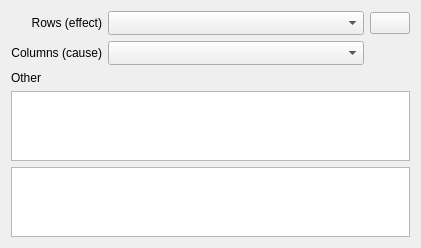
Before: the Qt Designer form copasi/UI/CQArrayAnnotationsWidget.ui in copasi/COPASI, drawn with Qt 5.
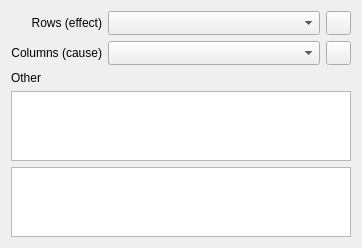
After: the same form once the commit is applied. Icons and pictures are not drawn. Custom widgets are drawn as their Qt base class.

Commit message: Fixed Bug 2181. Sorting of the CQArrayAnnotationWidget is now controllable. Additionally the vertical header is correctly sorted and sorting can be undone with a reset button.

What changed in the file:
```diff
--- a/copasi/UI/CQArrayAnnotationsWidget.ui
+++ b/copasi/UI/CQArrayAnnotationsWidget.ui
@@ -12,15 +12,15 @@
    <rect>
     <x>0</x>
     <y>0</y>
-    <width>421</width>
-    <height>218</height>
+    <width>362</width>
+    <height>241</height>
    </rect>
   </property>
   <property name="windowTitle">
    <string>Form</string>
   </property>
   <layout class="QGridLayout" name="gridLayout">
-   <item row="0" column="0" colspan="2">
+   <item row="0" column="0">
     <widget class="QLabel" name="mpLblRows">
      <property name="text">
       <string>Rows (effect)</string>
@@ -30,8 +30,33 @@
      </property>
     </widget>
    </item>
-   <item row="0" column="3">
+   <item row="0" column="1">
+    <widget class="QComboBox" name="mpComboRows">
+     <property name="sizePolicy">
+      <sizepolicy hsizetype="MinimumExpanding" vsizetype="Preferred">
+       <horstretch>0</horstretch>
+       <verstretch>0</verstretch>
+      </sizepolicy>
+     </property>
+     <property name="sizeAdjustPolicy">
+      <enum>QComboBox::AdjustToMinimumContentsLengthWithIcon</enum>
+     </property>
+    </widget>
+   </item>
+   <item row="0" column="2">
     <widget class="QPushButton" name="mpButton">
+     <property name="sizePolicy">
+      <sizepolicy hsizetype="Preferred" vsizetype="Preferred">
+       <horstretch>0</horstretch>
+       <verstretch>0</verstretch>
+      </sizepolicy>
+     </property>
+     <property name="maximumSize">
+      <size>
+       <width>25</width>
+       <height>25</height>
+      </size>
+     </property>
      <property name="text">
       <string/>
      </property>
@@ -42,83 +67,7 @@
      </property>
     </widget>
    </item>
-   <item row="4" column="0" colspan="4">
-    <widget class="QStackedWidget" name="mpStack">
-     <property name="sizePolicy">
-      <sizepolicy hsizetype="Preferred" vsizetype="Preferred">
-       <horstretch>0</horstretch>
-       <verstretch>0</verstretch>
-      </sizepolicy>
-     </property>
-     <property name="currentIndex">
-      <number>0</number>
-     </property>
-     <widget class="QTableWidget" name="mpContentTable">
-      <property name="sizePolicy">
-       <sizepolicy hsizetype="Preferred" vsizetype="Preferred">
-        <horstretch>0</horstretch>
-        <verstretch>0</verstretch>
-       </sizepolicy>
-      </property>
-      <property name="verticalScrollBarPolicy">
-       <enum>Qt::ScrollBarAsNeeded</enum>
-      </property>
-      <property name="editTriggers">
-       <set>QAbstractItemView::NoEditTriggers</set>
-      </property>
-      <property name="alternatingRowColors">
-       <bool>true</bool>
-      </property>
-      <property name="horizontalScrollMode">
-       <enum>QAbstractItemView::ScrollPerPixel</enum>
-      </property>
-      <property name="sortingEnabled">
-       <bool>true</bool>
-      </property>
-      <attribute name="verticalHeaderVisible">
-       <bool>true</bool>
-      </attribute>
-      <attribute name="verticalHeaderMinimumSectionSize">
-       <number>17</number>
-      </attribute>
-     </widget>
-     <widget class="CQBarChart" name="mpPlot3d">
-      <property name="sizePolicy">
-       <sizepolicy hsizetype="Preferred" vsizetype="Preferred">
-        <horstretch>0</horstretch>
-        <verstretch>0</verstretch>
-       </sizepolicy>
-      </property>
-     </widget>
-    </widget>
-   </item>
-   <item row="1" column="2">
-    <widget class="QComboBox" name="mpComboColumns">
-     <property name="sizePolicy">
-      <sizepolicy hsizetype="MinimumExpanding" vsizetype="Preferred">
-       <horstretch>0</horstretch>
-       <verstretch>0</verstretch>
-      </sizepolicy>
-     </property>
-     <property name="sizeAdjustPolicy">
-      <enum>QComboBox::AdjustToMinimumContentsLengthWithIcon</enum>
-     </property>
-    </widget>
-   </item>
-   <item row="0" column="2">
-    <widget class="QComboBox" name="mpComboRows">
-     <property name="sizePolicy">
-      <sizepolicy hsizetype="MinimumExpanding" vsizetype="Preferred">
-       <horstretch>0</horstretch>
-       <verstretch>0</verstretch>
-      </sizepolicy>
-     </property>
-     <property name="sizeAdjustPolicy">
-      <enum>QComboBox::AdjustToMinimumContentsLengthWithIcon</enum>
-     </property>
-    </widget>
-   </item>
-   <item row="1" column="0" colspan="2">
+   <item row="1" column="0">
     <widget class="QLabel" name="mpLblColumns">
      <property name="text">
       <string>Columns (cause)</string>
@@ -128,6 +77,46 @@
      </property>
     </widget>
    </item>
+   <item row="1" column="1">
+    <widget class="QComboBox" name="mpComboColumns">
+     <property name="sizePolicy">
+      <sizepolicy hsizetype="MinimumExpanding" vsizetype="Preferred">
+       <horstretch>0</horstretch>
+       <verstretch>0</verstretch>
+      </sizepolicy>
+     </property>
+     <property name="sizeAdjustPolicy">
+      <enum>QComboBox::AdjustToMinimumContentsLengthWithIcon</enum>
+     </property>
+    </widget>
+   </item>
+   <item row="1" column="2">
+    <widget class="QPushButton" name="mpButtonReset">
+     <property name="sizePolicy">
+      <sizepolicy hsizetype="Preferred" vsizetype="Preferred">
+       <horstretch>0</horstretch>
+       <verstretch>0</verstretch>
+      </sizepolicy>
+     </property>
+     <property name="maximumSize">
+      <size>
+       <width>25</width>
+       <height>25</height>
+      </size>
+     </property>
+     <property name="toolTip">
+      <string>Reset Sort Order</string>
+     </property>
+     <property name="text">
+      <string/>
+     </property>
+     <property name="icon">
+      <iconset>
+       <normalon>:/images/reset.png</normalon>
+      </iconset>
+     </property>
+    </widget>
+   </item>
    <item row="2" column="0">
     <widget class="QLabel" name="mpLblOther">
      <property name="maximumSize">
@@ -144,9 +133,31 @@
      </property>
     </widget>
    </item>
-   <item row="3" column="0" colspan="4">
+   <item row="3" column="0" colspan="3">
     <widget class="QTableWidget" name="mpSelectionTable"/>
    </item>
+   <item row="4" column="0" colspan="3">
+    <widget class="QStackedWidget" name="mpStack">
+     <property name="sizePolicy">
+      <sizepolicy hsizetype="Preferred" vsizetype="Preferred">
+       <horstretch>0</horstretch>
+       <verstretch>0</verstretch>
+      </sizepolicy>
+     </property>
+     <property name="currentIndex">
+      <number>0</number>
+     </property>
+     <widget class="QTableView" name="mpContentTableView"/>
+     <widget class="CQBarChart" name="mpPlot3d">
+      <property name="sizePolicy">
+       <sizepolicy hsizetype="Preferred" vsizetype="Preferred">
+        <horstretch>0</horstretch>
+        <verstretch>0</verstretch>
+       </sizepolicy>
+      </property>
+     </widget>
+    </widget>
+   </item>
   </layout>
  </widget>
  <customwidgets>
```
Left out of the diff: 2 changed lines with no effect on the pictures. The commit also changes 17 other files.
